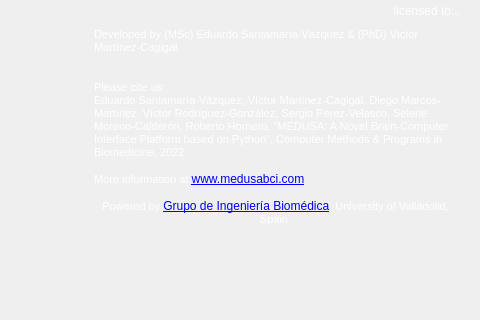
This is src/gui/ui_files/about.ui in medusabci/medusa-platform as Qt 5 draws it before an edit; both pictures show x 370 to 850 and y 180 to 500 of the 850 by 500 pixel window. The edited form follows.
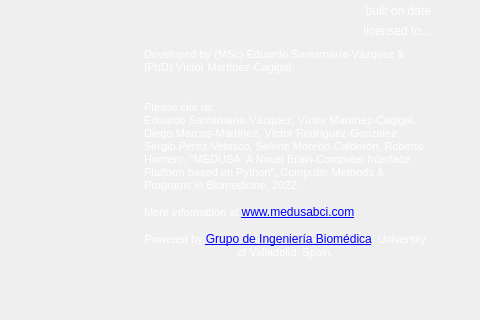
This is the edited form. Icons and pictures are not drawn.

What changed in the file:
```diff
--- a/src/gui/ui_files/about.ui
+++ b/src/gui/ui_files/about.ui
@@ -37,10 +37,10 @@
   <widget class="QWidget" name="verticalLayoutWidget">
    <property name="geometry">
     <rect>
-     <x>460</x>
-     <y>110</y>
-     <width>371</width>
-     <height>391</height>
+     <x>510</x>
+     <y>130</y>
+     <width>291</width>
+     <height>371</height>
     </rect>
    </property>
    <layout class="QVBoxLayout" name="verticalLayout">
```
Left out of the diff: 2 changed lines with no effect on the pictures.
